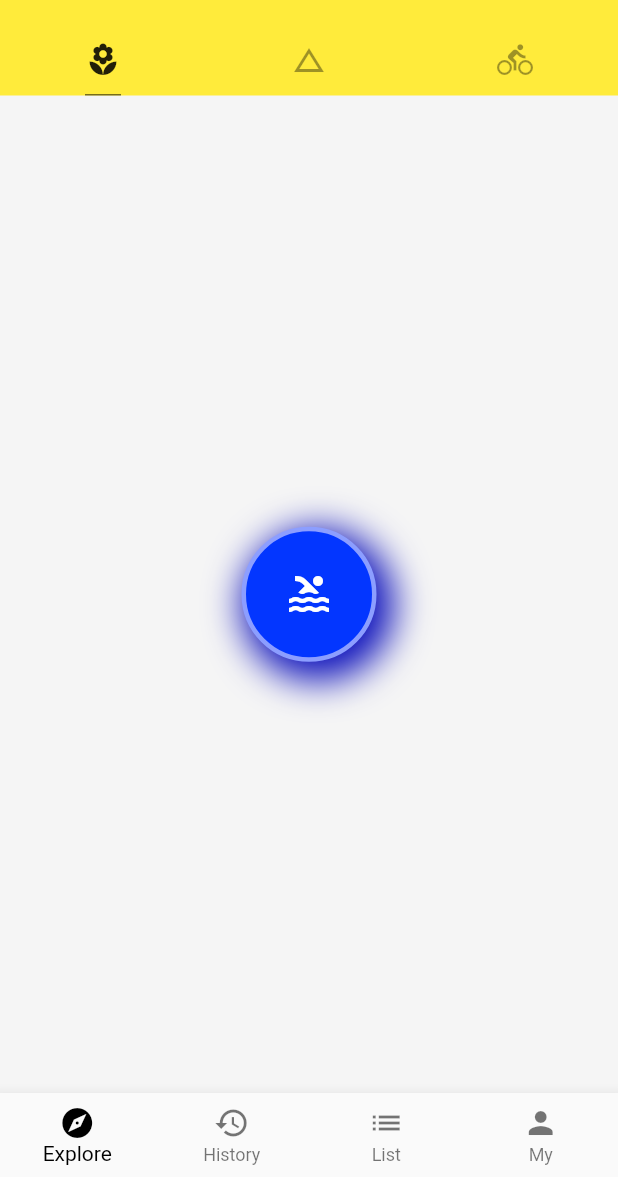
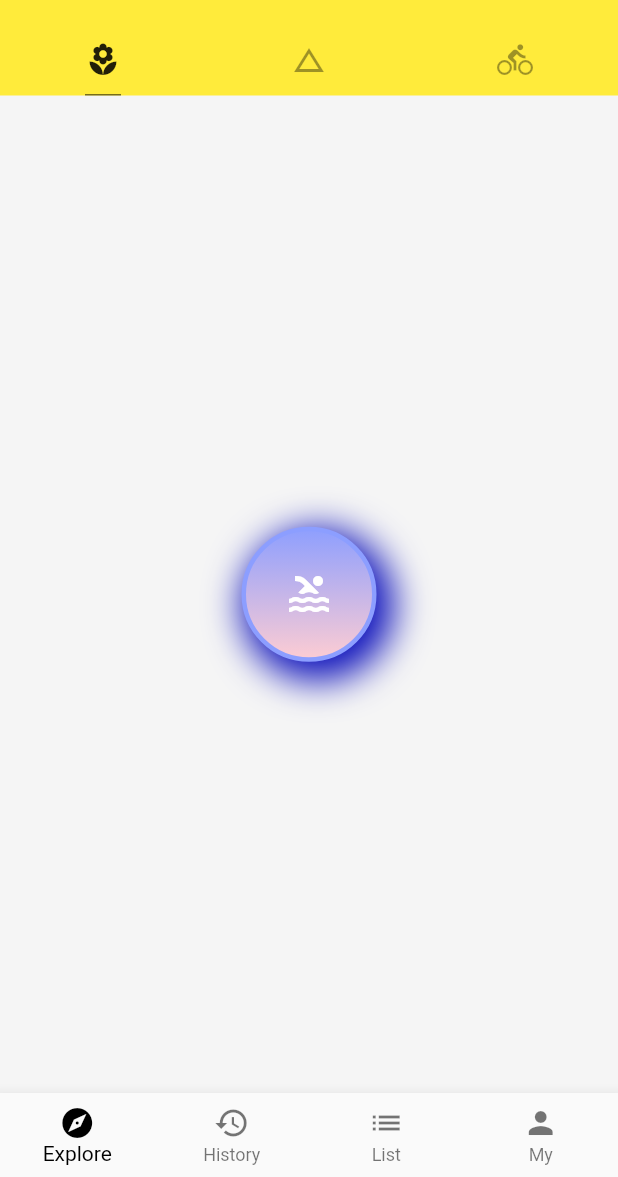
Before and after one commit to gdky005/Flutter_Demo, a Flutter app: the screen it shows after launch, on a phone screen of 412 x 824 dp, the part 59-1236 px from its top. Run offline on Flutter 3.47's test engine with Material 2 defaults, Android fonts, the phone set to English and light mode, and no system bars.

Commit message:
1. 添加渐变效果。

```diff
--- a/lib/demo/basic_demo.dart
+++ b/lib/demo/basic_demo.dart
@@ -31,7 +31,13 @@ class BasicDemo extends StatelessWidget {
                     spreadRadius: 6.0,
                   ),
                 ],
-                shape: BoxShape.circle),
+                shape: BoxShape.circle,
+//                gradient: RadialGradient(
+//                    colors: [Colors.indigoAccent[100], Colors.red[100]]),
+                gradient: LinearGradient(
+                    colors: [Colors.indigoAccent[100], Colors.red[100]],
+                    begin: Alignment.topCenter,
+                    end: Alignment.bottomCenter)),
           )
         ],
       ),
```
